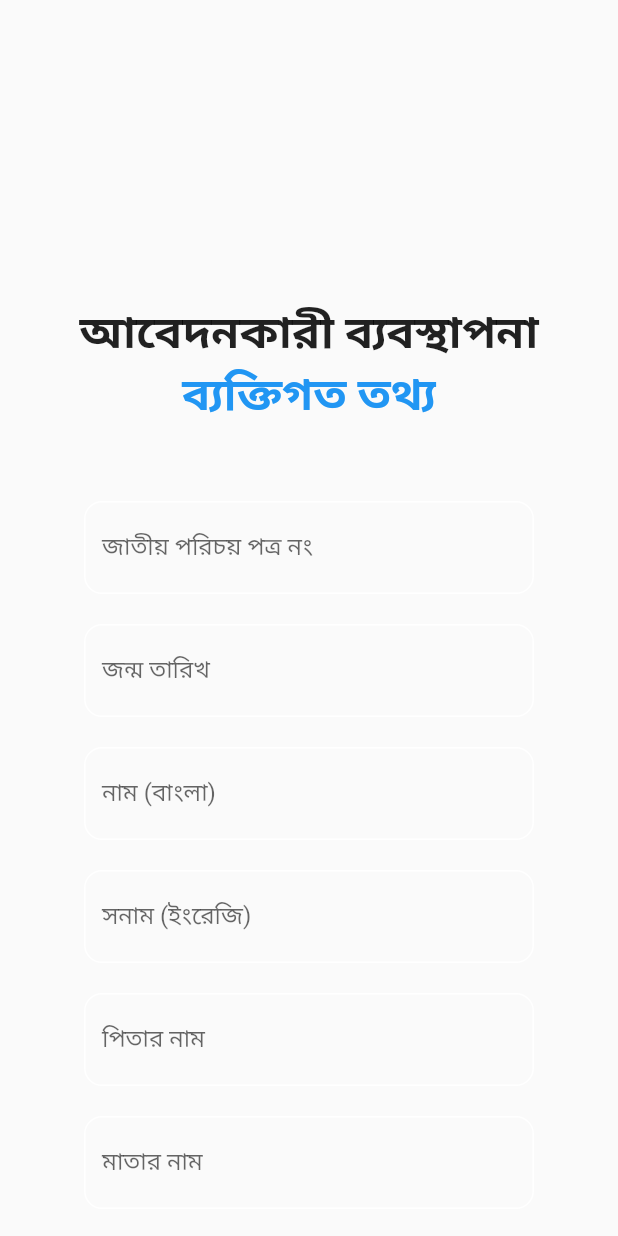
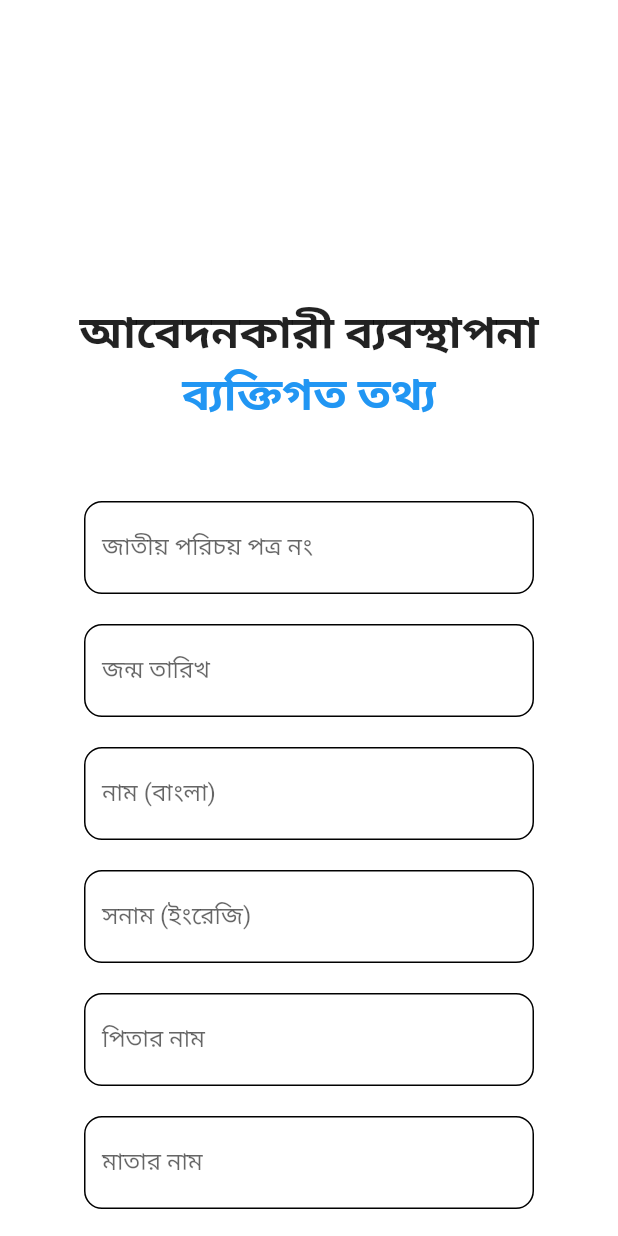
Before and after one commit to Taseen23/Applications_Managment_System, a Flutter app: the Application screen opened by its route, on a phone screen of 412 x 824 dp. Run offline on Flutter 3.47's test engine with Material 2 defaults, Android fonts, the light colour scheme and no system bars; our stand-ins replace pie_chart.

```diff
--- a/lib/userpages/administrator.dart
+++ b/lib/userpages/administrator.dart
@@ -28,6 +28,17 @@ class _AdminState extends State<Admin> {
       body:
       SingleChildScrollView(
           child: Container(
+              decoration: BoxDecoration(
+                  gradient: LinearGradient(
+                    colors: [
+                      Color(0xFF7ebcd9),
+                      Color(0xFFbb9af5),
+
+                    ],
+                    begin: Alignment.topCenter,
+                    end: Alignment.bottomCenter,
+                  )
+              ),
           child: Center(
               child:
 
--- a/lib/userpages/application.dart
+++ b/lib/userpages/application.dart
@@ -23,6 +23,7 @@ class _ApplicationState extends State<Application> {
   @override
   Widget build(BuildContext context) {
     return Scaffold(
+        backgroundColor: Colors.white30,
       body: SingleChildScrollView(
         child: Column(
           children: [
@@ -64,7 +65,7 @@ class _ApplicationState extends State<Application> {
                 // controller: _firstnameController,
                 decoration: InputDecoration(
                   enabledBorder: OutlineInputBorder(
-                      borderSide: BorderSide(color: Colors.white),
+                      borderSide: BorderSide(color: Colors.black),
                       borderRadius: BorderRadius.circular(12)
                   ),
                   hintText: "জাতীয় পরিচয় পত্র নং দিন",
@@ -102,7 +103,7 @@ class _ApplicationState extends State<Application> {
 
 
                   enabledBorder: OutlineInputBorder(
-                      borderSide: BorderSide(color: Colors.white),
+                      borderSide: BorderSide(color: Colors.black),
                       borderRadius: BorderRadius.circular(12)
                   ),
                   hintText: " জন্ম তারিখ ",
@@ -143,7 +144,7 @@ class _ApplicationState extends State<Application> {
 
                      */
                   enabledBorder: OutlineInputBorder(
-                      borderSide: BorderSide(color: Colors.white),
+                      borderSide: BorderSide(color: Colors.black),
                       borderRadius: BorderRadius.circular(12)
                   ),
                   hintText: "নাম (বাংলা)",
@@ -179,7 +180,7 @@ class _ApplicationState extends State<Application> {
 
      */
                   enabledBorder: OutlineInputBorder(
-                      borderSide: BorderSide(color: Colors.white),
+                      borderSide: BorderSide(color: Colors.black),
                       borderRadius: BorderRadius.circular(12)
                   ),
                   hintText: "সনাম (ইংরেজি)",
@@ -214,7 +215,7 @@ class _ApplicationState extends State<Application> {
 
      */
                   enabledBorder: OutlineInputBorder(
-                      borderSide: BorderSide(color: Colors.white),
+                      borderSide: BorderSide(color: Colors.black),
                       borderRadius: BorderRadius.circular(12)
                   ),
                   hintText: "িতার নাম",
@@ -249,7 +250,7 @@ class _ApplicationState extends State<Application> {
 
      */
                   enabledBorder: OutlineInputBorder(
-                      borderSide: BorderSide(color: Colors.white),
+                      borderSide: BorderSide(color: Colors.black),
                       borderRadius: BorderRadius.circular(12)
                   ),
                   hintText: "মাতার নাম",
@@ -284,7 +285,7 @@ class _ApplicationState extends State<Application> {
 
      */
                   enabledBorder: OutlineInputBorder(
-                      borderSide: BorderSide(color: Colors.white),
+                      borderSide: BorderSide(color: Colors.black),
                       borderRadius: BorderRadius.circular(12)
                   ),
                   hintText: "পস্বামীর নাম",
@@ -319,7 +320,7 @@ class _ApplicationState extends State<Application> {
 
      */
                   enabledBorder: OutlineInputBorder(
-                      borderSide: BorderSide(color: Colors.white),
+                      borderSide: BorderSide(color: Colors.black),
                       borderRadius: BorderRadius.circular(12)
                   ),
                   hintText: "যে নামে পরিচিত",
@@ -354,7 +355,7 @@ class _ApplicationState extends State<Application> {
 
 
                   enabledBorder: OutlineInputBorder(
-                      borderSide: BorderSide(color: Colors.white),
+                      borderSide: BorderSide(color: Colors.black),
                       borderRadius: BorderRadius.circular(12)
                   ),
                   hintText: "--বেছে নিন--",
@@ -389,7 +390,7 @@ class _ApplicationState extends State<Application> {
 
 
                   enabledBorder: OutlineInputBorder(
-                      borderSide: BorderSide(color: Colors.white),
+                      borderSide: BorderSide(color: Colors.black),
                       borderRadius: BorderRadius.circular(12)
                   ),
                   hintText: "--বেছে নিন--",
@@ -424,7 +425,7 @@ class _ApplicationState extends State<Application> {
 
      */
                   enabledBorder: OutlineInputBorder(
-                      borderSide: BorderSide(color: Colors.white),
+                      borderSide: BorderSide(color: Colors.black),
                       borderRadius: BorderRadius.circular(12)
                   ),
                   hintText: "--বেছে নিন--",
@@ -459,7 +460,7 @@ class _ApplicationState extends State<Application> {
 
 
                   enabledBorder: OutlineInputBorder(
-                      borderSide: BorderSide(color: Colors.white),
+                      borderSide: BorderSide(color: Colors.black),
                       borderRadius: BorderRadius.circular(12)
                   ),
                   hintText: "--বেছে নিন--",
@@ -494,7 +495,7 @@ class _ApplicationState extends State<Application> {
 
 
                   enabledBorder: OutlineInputBorder(
-                      borderSide: BorderSide(color: Colors.white),
+                      borderSide: BorderSide(color: Colors.black),
                       borderRadius: BorderRadius.circular(12)
                   ),
                   hintText: "--বেছে নিন--",
@@ -529,7 +530,7 @@ class _ApplicationState extends State<Application> {
 
 
                   enabledBorder: OutlineInputBorder(
-                      borderSide: BorderSide(color: Colors.white),
+                      borderSide: BorderSide(color: Colors.black),
                       borderRadius: BorderRadius.circular(12)
                   ),
                   hintText: "--বেছে নিন--",
@@ -575,7 +576,7 @@ class _ApplicationState extends State<Application> {
 
 
                   enabledBorder: OutlineInputBorder(
-                      borderSide: BorderSide(color: Colors.white),
+                      borderSide: BorderSide(color: Colors.black),
                       borderRadius: BorderRadius.circular(12)
                   ),
                   hintText: "--বেছে নিন--",
@@ -607,7 +608,7 @@ class _ApplicationState extends State<Application> {
 
 
                   enabledBorder: OutlineInputBorder(
-                      borderSide: BorderSide(color: Colors.white),
+                      borderSide: BorderSide(color: Colors.black),
                       borderRadius: BorderRadius.circular(12)
                   ),
                   hintText: "--বেছে নিন--",
@@ -639,7 +640,7 @@ class _ApplicationState extends State<Application> {
 
 
                   enabledBorder: OutlineInputBorder(
-                      borderSide: BorderSide(color: Colors.white),
+                      borderSide: BorderSide(color: Colors.black),
                       borderRadius: BorderRadius.circular(12)
                   ),
                   hintText: "--বেছে নিন--",
@@ -670,7 +671,7 @@ class _ApplicationState extends State<Application> {
 
 
                   enabledBorder: OutlineInputBorder(
-                      borderSide: BorderSide(color: Colors.white),
+                      borderSide: BorderSide(color: Colors.black),
                       borderRadius: BorderRadius.circular(12)
                   ),
                   hintText: "--বেছে নিন--",
@@ -702,7 +703,7 @@ class _ApplicationState extends State<Application> {
 
 
                   enabledBorder: OutlineInputBorder(
-                      borderSide: BorderSide(color: Colors.white),
+                      borderSide: BorderSide(color: Colors.black),
                       borderRadius: BorderRadius.circular(12)
                   ),
                   hintText: "--বেছে নিন--",
@@ -734,7 +735,7 @@ class _ApplicationState extends State<Application> {
 
 
                   enabledBorder: OutlineInputBorder(
-                      borderSide: BorderSide(color: Colors.white),
+                      borderSide: BorderSide(color: Colors.black),
                       borderRadius: BorderRadius.circular(12)
                   ),
                   hintText: "--বেছে নিন--",
@@ -766,7 +767,7 @@ class _ApplicationState extends State<Application> {
 
 
                   enabledBorder: OutlineInputBorder(
-                      borderSide: BorderSide(color: Colors.white),
+                      borderSide: BorderSide(color: Colors.black),
                       borderRadius: BorderRadius.circular(12)
                   ),
                   hintText: "--বেছে নিন--",
@@ -798,7 +799,7 @@ class _ApplicationState extends State<Application> {
 
 
                   enabledBorder: OutlineInputBorder(
-                      borderSide: BorderSide(color: Colors.white),
+                      borderSide: BorderSide(color: Colors.black),
                       borderRadius: BorderRadius.circular(12)
                   ),
                   hintText: "--বেছে নিন--",
@@ -830,7 +831,7 @@ class _ApplicationState extends State<Application> {
 
 
                   enabledBorder: OutlineInputBorder(
-                      borderSide: BorderSide(color: Colors.white),
+                      borderSide: BorderSide(color: Colors.black),
                       borderRadius: BorderRadius.circular(12)
                   ),
                   hintText: "--বেছে নিন--",
@@ -873,7 +874,7 @@ class _ApplicationState extends State<Application> {
 
 
                   enabledBorder: OutlineInputBorder(
-                      borderSide: BorderSide(color: Colors.white),
+                      borderSide: BorderSide(color: Colors.black),
                       borderRadius: BorderRadius.circular(12)
                   ),
                   hintText: "--বেছে নিন--",
@@ -905,7 +906,7 @@ class _ApplicationState extends State<Application> {
 
 
                   enabledBorder: OutlineInputBorder(
-                      borderSide: BorderSide(color: Colors.white),
+                      borderSide: BorderSide(color: Colors.black),
                       borderRadius: BorderRadius.circular(12)
                   ),
                   hintText: "--বেছে নিন--",
@@ -948,7 +949,7 @@ class _ApplicationState extends State<Application> {
 
 
                   enabledBorder: OutlineInputBorder(
-                      borderSide: BorderSide(color: Colors.white),
+                      borderSide: BorderSide(color: Colors.black),
                       borderRadius: BorderRadius.circular(12)
                   ),
                   hintText: "--বেছে নিন--",
@@ -980,7 +981,7 @@ class _ApplicationState extends State<Application> {
 
 
                   enabledBorder: OutlineInputBorder(
-                      borderSide: BorderSide(color: Colors.white),
+                      borderSide: BorderSide(color: Colors.black),
                       borderRadius: BorderRadius.circular(12)
                   ),
                   hintText: "--বেছে নিন--",
@@ -1015,7 +1016,7 @@ class _ApplicationState extends State<Application> {
 
 
                   enabledBorder: OutlineInputBorder(
-                      borderSide: BorderSide(color: Colors.white),
+                      borderSide: BorderSide(color: Colors.black),
                       borderRadius: BorderRadius.circular(12)
                   ),
                   hintText: "--বেছে নিন--",
```
